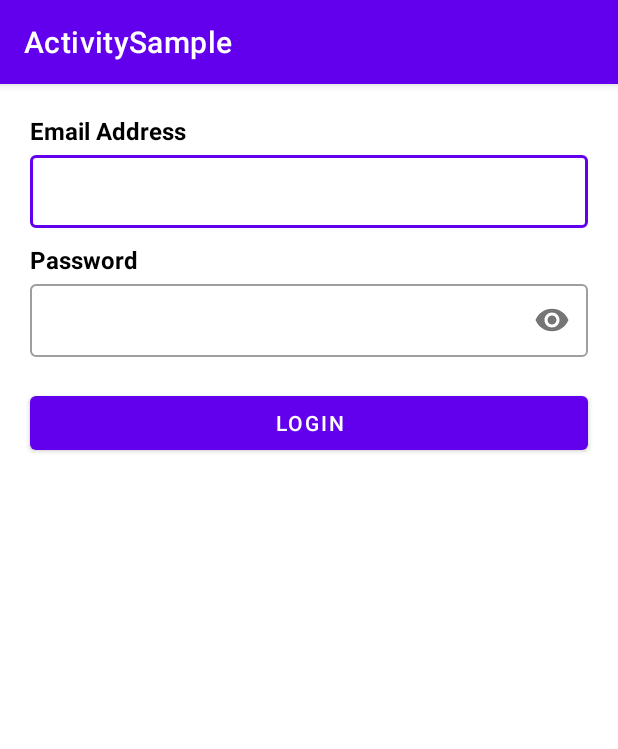
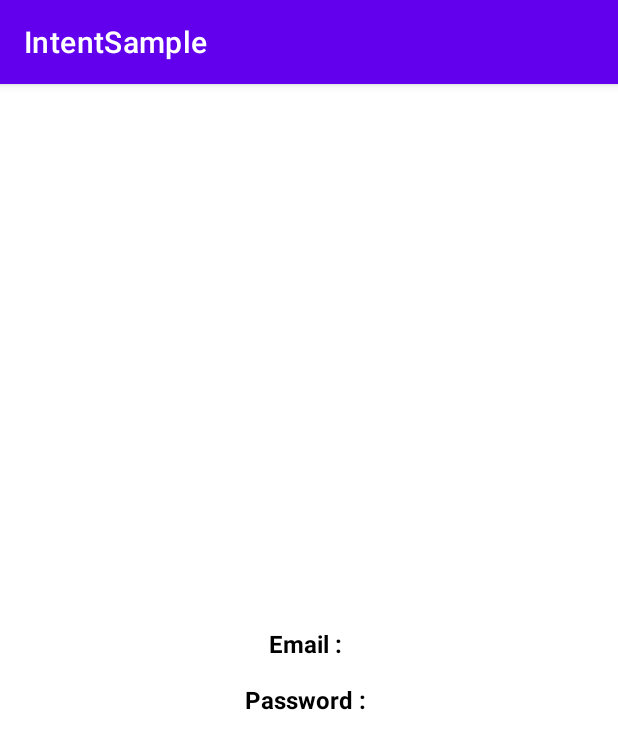
Before and after one commit to fadlanam30/ActivitySample, an Android app: the screen it shows after launch (MainActivity before the commit, HomePage after it), after a tap on "LOGIN", on a phone screen of 412 x 824 dp. Shown: the top 749 px of the screen. Run offline under Robolectric (Android 15) with nearby library versions, the phone set to English and light mode, and no system bars.

Commit message:
Intent Activity

```diff
--- a/app/build.gradle
+++ b/app/build.gradle
@@ -7,7 +7,7 @@ android {
     compileSdk 32
 
     defaultConfig {
-        applicationId "com.inditech.activitysample"
+        applicationId "com.inditech.intentsample"
         minSdk 21
         targetSdk 32
         versionCode 1
--- /dev/null
+++ b/app/src/main/java/com/inditech/intentsample/HomePage.kt
@@ -0,0 +1,31 @@
+package com.inditech.intentsample
+
+import androidx.appcompat.app.AppCompatActivity
+import android.os.Bundle
+import android.widget.TextView
+
+class HomePage : AppCompatActivity() {
+
+    companion object {
+        const val EXTRA_EMAIL = "extra_email"
+        const val EXTRA_PASSWORD = "extra_password"
+    }
+
+    private lateinit var tvResultRec: TextView
+    private lateinit var tvResultRec2: TextView
+
+
+    override fun onCreate(savedInstanceState: Bundle?) {
+        super.onCreate(savedInstanceState)
+        setContentView(R.layout.activity_home_page)
+
+        tvResultRec = findViewById(R.id.tvResultRec)
+        tvResultRec2 = findViewById(R.id.tvResultRec2)
+
+        val email = intent.getStringExtra(EXTRA_EMAIL)!!
+        val password = intent.getStringExtra(EXTRA_PASSWORD)!!
+
+        tvResultRec.setText("Email : $email")
+        tvResultRec2.setText("Password : $password")
+    }
+}
--- a/app/src/main/java/com/inditech/activitysample/MainActivity.kt
+++ b/app/src/main/java/com/inditech/intentsample/MainActivity.kt
@@ -1,5 +1,6 @@
-package com.inditech.activitysample
+package com.inditech.intentsample
 
+import android.content.Intent
 import androidx.appcompat.app.AppCompatActivity
 import android.os.Bundle
 import android.view.View
@@ -13,6 +14,7 @@ class MainActivity : AppCompatActivity() {
     private lateinit var btnLogin: Button
     private lateinit var tvResult: TextView
     private lateinit var tvResult2: TextView
+    private lateinit var intentActivity: Intent
 
     override fun onCreate(savedInstanceState: Bundle?) {
         super.onCreate(savedInstanceState)
@@ -23,12 +25,18 @@ class MainActivity : AppCompatActivity() {
         btnLogin = findViewById(R.id.btnLogin)
         tvResult = findViewById(R.id.tvResult)
         tvResult2 = findViewById(R.id.tvResult2)
+        intentActivity = Intent(this@MainActivity, HomePage::class.java)
 
         btnLogin.setOnClickListener {
             tvResult.visibility = View.VISIBLE
             tvResult.text = edEmail.text
             tvResult2.visibility = View.VISIBLE
             tvResult2.text = edtPassword.text
+
+            intentActivity.putExtra(HomePage.EXTRA_EMAIL, edEmail.text.toString())
+            intentActivity.putExtra(HomePage.EXTRA_PASSWORD, edtPassword.text.toString())
+
+            startActivity(intentActivity)
         }
 
     }
--- /dev/null
+++ b/app/src/main/res/layout/activity_home_page.xml
@@ -0,0 +1,31 @@
+<?xml version="1.0" encoding="utf-8"?>
+<androidx.appcompat.widget.LinearLayoutCompat xmlns:android="http://schemas.android.com/apk/res/android"
+    xmlns:app="http://schemas.android.com/apk/res-auto"
+    xmlns:tools="http://schemas.android.com/tools"
+    android:layout_width="match_parent"
+    android:layout_height="match_parent"
+    android:gravity="center"
+    android:orientation="vertical"
+    tools:context=".HomePage">
+
+    <TextView
+        android:id="@+id/tvResultRec"
+        android:layout_width="wrap_content"
+        android:layout_height="wrap_content"
+        android:layout_marginTop="15dp"
+        android:text="Email : "
+        android:textColor="@color/black"
+        android:textSize="16sp"
+        android:textStyle="bold"/>
+
+    <TextView
+        android:id="@+id/tvResultRec2"
+        android:layout_width="wrap_content"
+        android:layout_height="wrap_content"
+        android:layout_marginTop="15dp"
+        android:text="Password : "
+        android:textColor="@color/black"
+        android:textSize="16sp"
+        android:textStyle="bold" />
+
+</androidx.appcompat.widget.LinearLayoutCompat>
--- a/app/src/main/res/layout/activity_main.xml
+++ b/app/src/main/res/layout/activity_main.xml
@@ -105,5 +105,4 @@
         app:layout_constraintStart_toStartOf="@+id/tvResult"
         app:layout_constraintTop_toBottomOf="@+id/tvResult" />
 
-
 </androidx.constraintlayout.widget.ConstraintLayout>
--- a/app/src/main/res/values-night/themes.xml
+++ b/app/src/main/res/values-night/themes.xml
@@ -1,6 +1,6 @@
 <resources xmlns:tools="http://schemas.android.com/tools">
     <!-- Base application theme. -->
-    <style name="Theme.ActivitySample" parent="Theme.MaterialComponents.DayNight.DarkActionBar">
+    <style name="Theme.IntentSample" parent="Theme.MaterialComponents.DayNight.DarkActionBar">
         <!-- Primary brand color. -->
         <item name="colorPrimary">@color/purple_200</item>
         <item name="colorPrimaryVariant">@color/purple_700</item>
--- a/app/src/main/res/values/strings.xml
+++ b/app/src/main/res/values/strings.xml
@@ -1,8 +1,7 @@
 <resources>
-    <string name="app_name">ActivitySample</string>
-    <string name="email">Email</string>
+    <string name="app_name">IntentSample</string>
     <string name="password">Password</string>
+    <string name="email_address">Email</string>
     <string name="login">Login</string>
-    <string name="email_address">Email Address</string>
     <string name="result">Result</string>
 </resources>
--- a/app/src/main/res/values/themes.xml
+++ b/app/src/main/res/values/themes.xml
@@ -1,6 +1,6 @@
 <resources xmlns:tools="http://schemas.android.com/tools">
     <!-- Base application theme. -->
-    <style name="Theme.ActivitySample" parent="Theme.MaterialComponents.DayNight.DarkActionBar">
+    <style name="Theme.IntentSample" parent="Theme.MaterialComponents.DayNight.DarkActionBar">
         <!-- Primary brand color. -->
         <item name="colorPrimary">@color/purple_500</item>
         <item name="colorPrimaryVariant">@color/purple_700</item>
--- a/settings.gradle
+++ b/settings.gradle
@@ -12,5 +12,5 @@ dependencyResolutionManagement {
         mavenCentral()
     }
 }
-rootProject.name = "ActivitySample"
+rootProject.name = "IntentSample"
 include ':app'
```
Also changed, not shown: app/src/main/AndroidManifest.xml (+5 -2 lines), gradle/wrapper/gradle-wrapper.properties, 4 other files.
